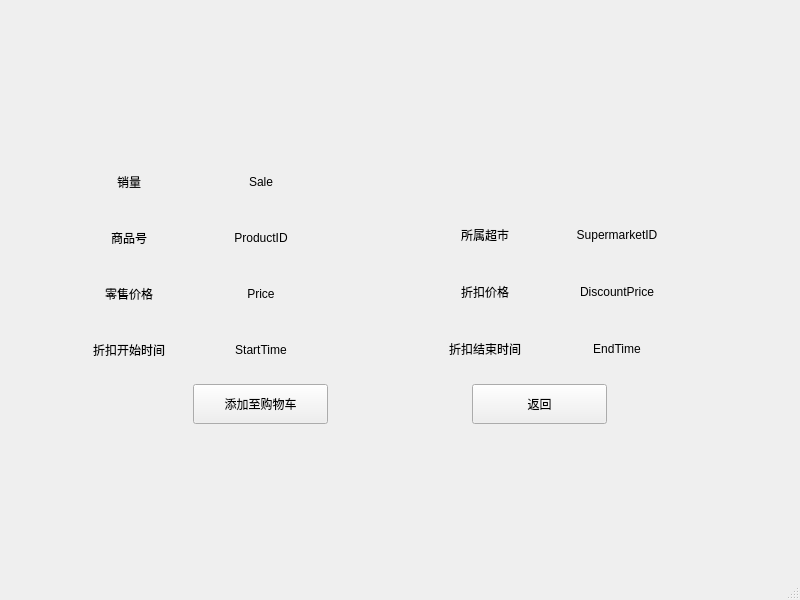
The window that mainCode/productinfo.ui (CarlosDJY/QtBasedGroupWork) describes before a commit, drawn with Qt 5.
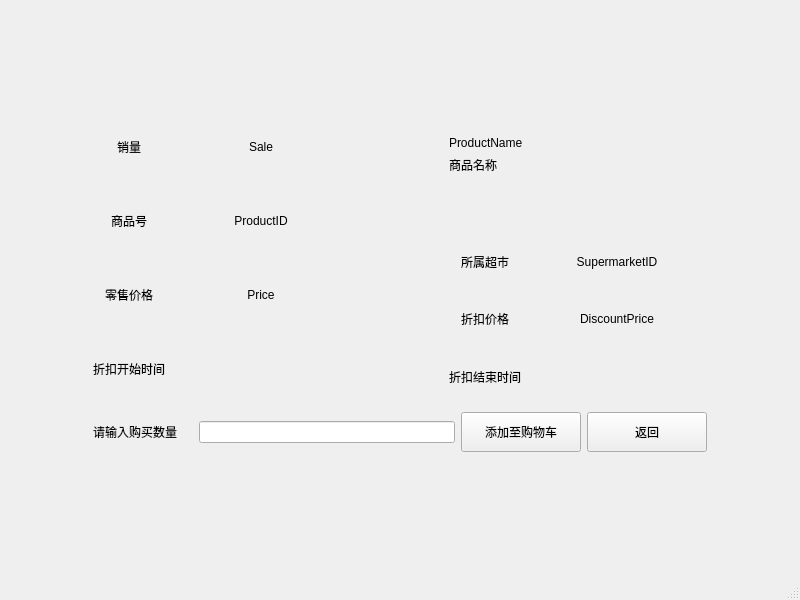
The same window after the commit.

Commit message: 基本完成了商品查询线的代码

Diff of the .ui file:
```diff
--- a/mainCode/productinfo.ui
+++ b/mainCode/productinfo.ui
@@ -17,8 +17,8 @@
    <layout class="QVBoxLayout" name="verticalLayout">
     <item>
      <layout class="QGridLayout" name="gridLayout_6">
-      <item row="0" column="1">
-       <spacer name="verticalSpacer">
+      <item row="4" column="1">
+       <spacer name="verticalSpacer_2">
         <property name="orientation">
          <enum>Qt::Vertical</enum>
         </property>
@@ -30,8 +30,8 @@
         </property>
        </spacer>
       </item>
-      <item row="1" column="0">
-       <spacer name="horizontalSpacer_8">
+      <item row="1" column="2">
+       <spacer name="horizontalSpacer_9">
         <property name="orientation">
          <enum>Qt::Horizontal</enum>
         </property>
@@ -45,9 +45,295 @@
       </item>
       <item row="1" column="1">
        <layout class="QGridLayout" name="gridLayout_5">
+        <item row="1" column="0">
+         <layout class="QGridLayout" name="gridLayout_4">
+          <item row="1" column="6">
+           <spacer name="horizontalSpacer_4">
+            <property name="orientation">
+             <enum>Qt::Horizontal</enum>
+            </property>
+            <property name="sizeType">
+             <enum>QSizePolicy::Fixed</enum>
+            </property>
+            <property name="sizeHint" stdset="0">
+             <size>
+              <width>100</width>
+              <height>17</height>
+             </size>
+            </property>
+           </spacer>
+          </item>
+          <item row="1" column="4">
+           <spacer name="horizontalSpacer_3">
+            <property name="orientation">
+             <enum>Qt::Horizontal</enum>
+            </property>
+            <property name="sizeType">
+             <enum>QSizePolicy::Preferred</enum>
+            </property>
+            <property name="sizeHint" stdset="0">
+             <size>
+              <width>138</width>
+              <height>17</height>
+             </size>
+            </property>
+           </spacer>
+          </item>
+          <item row="1" column="0">
+           <spacer name="horizontalSpacer_2">
+            <property name="orientation">
+             <enum>Qt::Horizontal</enum>
+            </property>
+            <property name="sizeType">
+             <enum>QSizePolicy::Fixed</enum>
+            </property>
+            <property name="sizeHint" stdset="0">
+             <size>
+              <width>100</width>
+              <height>14</height>
+             </size>
+            </property>
+           </spacer>
+          </item>
+          <item row="0" column="6">
+           <widget class="QPushButton" name="BackButton">
+            <property name="minimumSize">
+             <size>
+              <width>120</width>
+              <height>40</height>
+             </size>
+            </property>
+            <property name="text">
+             <string>返回</string>
+            </property>
+           </widget>
+          </item>
+          <item row="0" column="5">
+           <widget class="QPushButton" name="AddToCart">
+            <property name="minimumSize">
+             <size>
+              <width>120</width>
+              <height>40</height>
+             </size>
+            </property>
+            <property name="text">
+             <string>添加至购物车</string>
+            </property>
+           </widget>
+          </item>
+          <item row="0" column="0">
+           <widget class="QLabel" name="label_8">
+            <property name="text">
+             <string>请输入购买数量</string>
+            </property>
+           </widget>
+          </item>
+          <item row="0" column="2" colspan="3">
+           <widget class="QLineEdit" name="GoodsNumber"/>
+          </item>
+         </layout>
+        </item>
         <item row="0" column="0">
          <layout class="QGridLayout" name="gridLayout_3">
-          <item row="0" column="0" rowspan="4">
+          <item row="13" column="2" rowspan="3">
+           <layout class="QGridLayout" name="gridLayout_2">
+            <property name="topMargin">
+             <number>15</number>
+            </property>
+            <property name="bottomMargin">
+             <number>15</number>
+            </property>
+            <property name="verticalSpacing">
+             <number>30</number>
+            </property>
+            <item row="0" column="0">
+             <widget class="QLabel" name="label_2">
+              <property name="minimumSize">
+               <size>
+                <width>0</width>
+                <height>27</height>
+               </size>
+              </property>
+              <property name="maximumSize">
+               <size>
+                <width>100</width>
+                <height>16777215</height>
+               </size>
+              </property>
+              <property name="text">
+               <string>&lt;html&gt;&lt;head/&gt;&lt;body&gt;&lt;p align=&quot;center&quot;&gt;所属超市&lt;/p&gt;&lt;/body&gt;&lt;/html&gt;</string>
+              </property>
+             </widget>
+            </item>
+            <item row="0" column="1">
+             <widget class="QLabel" name="SupermarketID">
+              <property name="minimumSize">
+               <size>
+                <width>180</width>
+                <height>27</height>
+               </size>
+              </property>
+              <property name="maximumSize">
+               <size>
+                <width>180</width>
+                <height>16777215</height>
+               </size>
+              </property>
+              <property name="text">
+               <string>&lt;html&gt;&lt;head/&gt;&lt;body&gt;&lt;p align=&quot;center&quot;&gt;SupermarketID&lt;/p&gt;&lt;/body&gt;&lt;/html&gt;</string>
+              </property>
+             </widget>
+            </item>
+            <item row="1" column="0">
+             <widget class="QLabel" name="label_5">
+              <property name="minimumSize">
+               <size>
+                <width>0</width>
+                <height>27</height>
+               </size>
+              </property>
+              <property name="maximumSize">
+               <size>
+                <width>100</width>
+                <height>16777215</height>
+               </size>
+              </property>
+              <property name="text">
+               <string>&lt;html&gt;&lt;head/&gt;&lt;body&gt;&lt;p align=&quot;center&quot;&gt;折扣价格&lt;/p&gt;&lt;/body&gt;&lt;/html&gt;</string>
+              </property>
+             </widget>
+            </item>
+            <item row="1" column="1">
+             <widget class="QLabel" name="DiscountPrice">
+              <property name="minimumSize">
+               <size>
+                <width>180</width>
+                <height>27</height>
+               </size>
+              </property>
+              <property name="maximumSize">
+               <size>
+                <width>180</width>
+                <height>16777215</height>
+               </size>
+              </property>
+              <property name="text">
+               <string>&lt;html&gt;&lt;head/&gt;&lt;body&gt;&lt;p align=&quot;center&quot;&gt;DiscountPrice&lt;/p&gt;&lt;/body&gt;&lt;/html&gt;</string>
+              </property>
+             </widget>
+            </item>
+            <item row="2" column="0">
+             <widget class="QLabel" name="label_7">
+              <property name="minimumSize">
+               <size>
+                <width>0</width>
+                <height>27</height>
+               </size>
+              </property>
+              <property name="maximumSize">
+               <size>
+                <width>100</width>
+                <height>16777215</height>
+               </size>
+              </property>
+              <property name="text">
+               <string>&lt;html&gt;&lt;head/&gt;&lt;body&gt;&lt;p align=&quot;center&quot;&gt;折扣结束时间&lt;/p&gt;&lt;/body&gt;&lt;/html&gt;</string>
+              </property>
+             </widget>
+            </item>
+            <item row="2" column="1">
+             <widget class="QLabel" name="EndTime">
+              <property name="minimumSize">
+               <size>
+                <width>180</width>
+                <height>27</height>
+               </size>
+              </property>
+              <property name="maximumSize">
+               <size>
+                <width>180</width>
+                <height>16777215</height>
+               </size>
+              </property>
+              <property name="text">
+               <string>&lt;html&gt;&lt;head/&gt;&lt;body&gt;&lt;p align=&quot;center&quot;&gt;&lt;br/&gt;&lt;/p&gt;&lt;/body&gt;&lt;/html&gt;</string>
+              </property>
+             </widget>
+            </item>
+           </layout>
+          </item>
+          <item row="13" column="1">
+           <spacer name="horizontalSpacer_5">
+            <property name="orientation">
+             <enum>Qt::Horizontal</enum>
+            </property>
+            <property name="sizeType">
+             <enum>QSizePolicy::Preferred</enum>
+            </property>
+            <property name="sizeHint" stdset="0">
+             <size>
+              <width>60</width>
+              <height>15</height>
+             </size>
+            </property>
+           </spacer>
+          </item>
+          <item row="15" column="1">
+           <spacer name="horizontalSpacer_7">
+            <property name="orientation">
+             <enum>Qt::Horizontal</enum>
+            </property>
+            <property name="sizeType">
+             <enum>QSizePolicy::Preferred</enum>
+            </property>
+            <property name="sizeHint" stdset="0">
+             <size>
+              <width>60</width>
+              <height>15</height>
+             </size>
+            </property>
+           </spacer>
+          </item>
+          <item row="3" column="2">
+           <widget class="QLabel" name="label_9">
+            <property name="text">
+             <string>商品名称</string>
+            </property>
+           </widget>
+          </item>
+          <item row="14" column="1">
+           <spacer name="horizontalSpacer_6">
+            <property name="orientation">
+             <enum>Qt::Horizontal</enum>
+            </property>
+            <property name="sizeType">
+             <enum>QSizePolicy::Preferred</enum>
+            </property>
+            <property name="sizeHint" stdset="0">
+             <size>
+              <width>60</width>
+              <height>15</height>
+             </size>
+            </property>
+           </spacer>
+          </item>
+          <item row="1" column="1" colspan="2">
+           <spacer name="horizontalSpacer">
+            <property name="orientation">
+             <enum>Qt::Horizontal</enum>
+            </property>
+            <property name="sizeType">
+             <enum>QSizePolicy::Fixed</enum>
+            </property>
+            <property name="sizeHint" stdset="0">
+             <size>
+              <width>350</width>
+              <height>20</height>
+             </size>
+            </property>
+           </spacer>
+          </item>
+          <item row="1" column="0" rowspan="15">
            <layout class="QGridLayout" name="gridLayout">
             <property name="topMargin">
              <number>15</number>
@@ -158,300 +444,25 @@
                </size>
               </property>
               <property name="text">
-               <string>&lt;html&gt;&lt;head/&gt;&lt;body&gt;&lt;p align=&quot;center&quot;&gt;StartTime&lt;/p&gt;&lt;/body&gt;&lt;/html&gt;</string>
+               <string>&lt;html&gt;&lt;head/&gt;&lt;body&gt;&lt;p align=&quot;center&quot;&gt;&lt;br/&gt;&lt;/p&gt;&lt;/body&gt;&lt;/html&gt;</string>
               </property>
              </widget>
             </item>
            </layout>
           </item>
-          <item row="0" column="1" colspan="2">
-           <spacer name="horizontalSpacer">
-            <property name="orientation">
-             <enum>Qt::Horizontal</enum>
-            </property>
-            <property name="sizeType">
-             <enum>QSizePolicy::Fixed</enum>
-            </property>
-            <property name="sizeHint" stdset="0">
-             <size>
-              <width>350</width>
-              <height>20</height>
-             </size>
-            </property>
-           </spacer>
-          </item>
-          <item row="1" column="1">
-           <spacer name="horizontalSpacer_5">
-            <property name="orientation">
-             <enum>Qt::Horizontal</enum>
-            </property>
-            <property name="sizeType">
-             <enum>QSizePolicy::Preferred</enum>
-            </property>
-            <property name="sizeHint" stdset="0">
-             <size>
-              <width>60</width>
-              <height>15</height>
-             </size>
-            </property>
-           </spacer>
-          </item>
-          <item row="1" column="2" rowspan="3">
-           <layout class="QGridLayout" name="gridLayout_2">
-            <property name="topMargin">
-             <number>15</number>
-            </property>
-            <property name="bottomMargin">
-             <number>15</number>
-            </property>
-            <property name="verticalSpacing">
-             <number>30</number>
-            </property>
-            <item row="0" column="0">
-             <widget class="QLabel" name="label_2">
-              <property name="minimumSize">
-               <size>
-                <width>0</width>
-                <height>27</height>
-               </size>
-              </property>
-              <property name="maximumSize">
-               <size>
-                <width>100</width>
-                <height>16777215</height>
-               </size>
-              </property>
-              <property name="text">
-               <string>&lt;html&gt;&lt;head/&gt;&lt;body&gt;&lt;p align=&quot;center&quot;&gt;所属超市&lt;/p&gt;&lt;/body&gt;&lt;/html&gt;</string>
-              </property>
-             </widget>
-            </item>
-            <item row="0" column="1">
-             <widget class="QLabel" name="SupermarketID">
-              <property name="minimumSize">
-               <size>
-                <width>180</width>
-                <height>27</height>
-               </size>
-              </property>
-              <property name="maximumSize">
-               <size>
-                <width>180</width>
-                <height>16777215</height>
-               </size>
-              </property>
-              <property name="text">
-               <string>&lt;html&gt;&lt;head/&gt;&lt;body&gt;&lt;p align=&quot;center&quot;&gt;SupermarketID&lt;/p&gt;&lt;/body&gt;&lt;/html&gt;</string>
-              </property>
-             </widget>
-            </item>
-            <item row="1" column="0">
-             <widget class="QLabel" name="label_5">
-              <property name="minimumSize">
-               <size>
-                <width>0</width>
-                <height>27</height>
-               </size>
-              </property>
-              <property name="maximumSize">
-               <size>
-                <width>100</width>
-                <height>16777215</height>
-               </size>
-              </property>
-              <property name="text">
-               <string>&lt;html&gt;&lt;head/&gt;&lt;body&gt;&lt;p align=&quot;center&quot;&gt;折扣价格&lt;/p&gt;&lt;/body&gt;&lt;/html&gt;</string>
-              </property>
-             </widget>
-            </item>
-            <item row="1" column="1">
-             <widget class="QLabel" name="DiscountPrice">
-              <property name="minimumSize">
-               <size>
-                <width>180</width>
-                <height>27</height>
-               </size>
-              </property>
-              <property name="maximumSize">
-               <size>
-                <width>180</width>
-                <height>16777215</height>
-               </size>
-              </property>
-              <property name="text">
-               <string>&lt;html&gt;&lt;head/&gt;&lt;body&gt;&lt;p align=&quot;center&quot;&gt;DiscountPrice&lt;/p&gt;&lt;/body&gt;&lt;/html&gt;</string>
-              </property>
-             </widget>
-            </item>
-            <item row="2" column="0">
-             <widget class="QLabel" name="label_7">
-              <property name="minimumSize">
-               <size>
-                <width>0</width>
-                <height>27</height>
-               </size>
-              </property>
-              <property name="maximumSize">
-               <size>
-                <width>100</width>
-                <height>16777215</height>
-               </size>
-              </property>
-              <property name="text">
-               <string>&lt;html&gt;&lt;head/&gt;&lt;body&gt;&lt;p align=&quot;center&quot;&gt;折扣结束时间&lt;/p&gt;&lt;/body&gt;&lt;/html&gt;</string>
-              </property>
-             </widget>
-            </item>
-            <item row="2" column="1">
-             <widget class="QLabel" name="EndTime">
-              <property name="minimumSize">
-               <size>
-                <width>180</width>
-                <height>27</height>
-               </size>
-              </property>
-              <property name="maximumSize">
-               <size>
-                <width>180</width>
-                <height>16777215</height>
-               </size>
-              </property>
-              <property name="text">
-               <string>&lt;html&gt;&lt;head/&gt;&lt;body&gt;&lt;p align=&quot;center&quot;&gt;EndTime&lt;/p&gt;&lt;/body&gt;&lt;/html&gt;</string>
-              </property>
-             </widget>
-            </item>
-           </layout>
-          </item>
-          <item row="2" column="1">
-           <spacer name="horizontalSpacer_6">
-            <property name="orientation">
-             <enum>Qt::Horizontal</enum>
-            </property>
-            <property name="sizeType">
-             <enum>QSizePolicy::Preferred</enum>
-            </property>
-            <property name="sizeHint" stdset="0">
-             <size>
-              <width>60</width>
-              <height>15</height>
-             </size>
-            </property>
-           </spacer>
-          </item>
-          <item row="3" column="1">
-           <spacer name="horizontalSpacer_7">
-            <property name="orientation">
-             <enum>Qt::Horizontal</enum>
-            </property>
-            <property name="sizeType">
-             <enum>QSizePolicy::Preferred</enum>
-            </property>
-            <property name="sizeHint" stdset="0">
-             <size>
-              <width>60</width>
-              <height>15</height>
-             </size>
-            </property>
-           </spacer>
-          </item>
-         </layout>
-        </item>
-        <item row="1" column="0">
-         <layout class="QGridLayout" name="gridLayout_4">
-          <item row="0" column="0">
-           <spacer name="horizontalSpacer_2">
-            <property name="orientation">
-             <enum>Qt::Horizontal</enum>
-            </property>
-            <property name="sizeType">
-             <enum>QSizePolicy::Fixed</enum>
-            </property>
-            <property name="sizeHint" stdset="0">
-             <size>
-              <width>100</width>
-              <height>14</height>
-             </size>
-            </property>
-           </spacer>
-          </item>
-          <item row="0" column="1">
-           <widget class="QPushButton" name="AddToCart">
-            <property name="minimumSize">
-             <size>
-              <width>120</width>
-              <height>40</height>
-             </size>
-            </property>
+          <item row="2" column="2">
+           <widget class="QLabel" name="ProductName">
             <property name="text">
-             <string>添加至购物车</string>
+             <string>ProductName</string>
             </property>
            </widget>
           </item>
-          <item row="0" column="2">
-           <spacer name="horizontalSpacer_3">
-            <property name="orientation">
-             <enum>Qt::Horizontal</enum>
-            </property>
-            <property name="sizeType">
-             <enum>QSizePolicy::Preferred</enum>
-            </property>
-            <property name="sizeHint" stdset="0">
-             <size>
-              <width>138</width>
-              <height>17</height>
-             </size>
-            </property>
-           </spacer>
-          </item>
-          <item row="0" column="3">
-           <widget class="QPushButton" name="BackButton">
-            <property name="minimumSize">
-             <size>
-              <width>120</width>
-              <height>40</height>
-             </size>
-            </property>
-            <property name="text">
-             <string>返回</string>
-            </property>
-           </widget>
-          </item>
-          <item row="0" column="4">
-           <spacer name="horizontalSpacer_4">
-            <property name="orientation">
-             <enum>Qt::Horizontal</enum>
-            </property>
-            <property name="sizeType">
-             <enum>QSizePolicy::Fixed</enum>
-            </property>
-            <property name="sizeHint" stdset="0">
-             <size>
-              <width>100</width>
-              <height>17</height>
-             </size>
-            </property>
-           </spacer>
-          </item>
          </layout>
         </item>
        </layout>
       </item>
-      <item row="1" column="2">
-       <spacer name="horizontalSpacer_9">
-        <property name="orientation">
-         <enum>Qt::Horizontal</enum>
-        </property>
-        <property name="sizeHint" stdset="0">
-         <size>
-          <width>1000</width>
-          <height>17</height>
-         </size>
-        </property>
-       </spacer>
-      </item>
-      <item row="2" column="1">
-       <spacer name="verticalSpacer_2">
+      <item row="0" column="1">
+       <spacer name="verticalSpacer">
         <property name="orientation">
          <enum>Qt::Vertical</enum>
         </property>
@@ -463,6 +474,19 @@
         </property>
        </spacer>
       </item>
+      <item row="1" column="0">
+       <spacer name="horizontalSpacer_8">
+        <property name="orientation">
+         <enum>Qt::Horizontal</enum>
+        </property>
+        <property name="sizeHint" stdset="0">
+         <size>
+          <width>1000</width>
+          <height>17</height>
+         </size>
+        </property>
+       </spacer>
+      </item>
      </layout>
     </item>
    </layout>
@@ -473,7 +497,7 @@
      <x>0</x>
      <y>0</y>
      <width>800</width>
-     <height>26</height>
+     <height>17</height>
     </rect>
    </property>
   </widget>
```
The commit also changes 8 other files.
